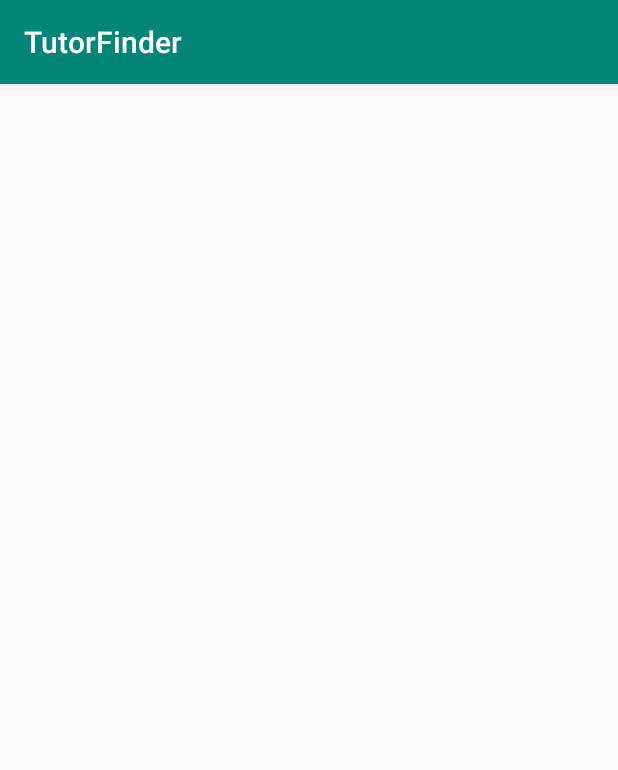
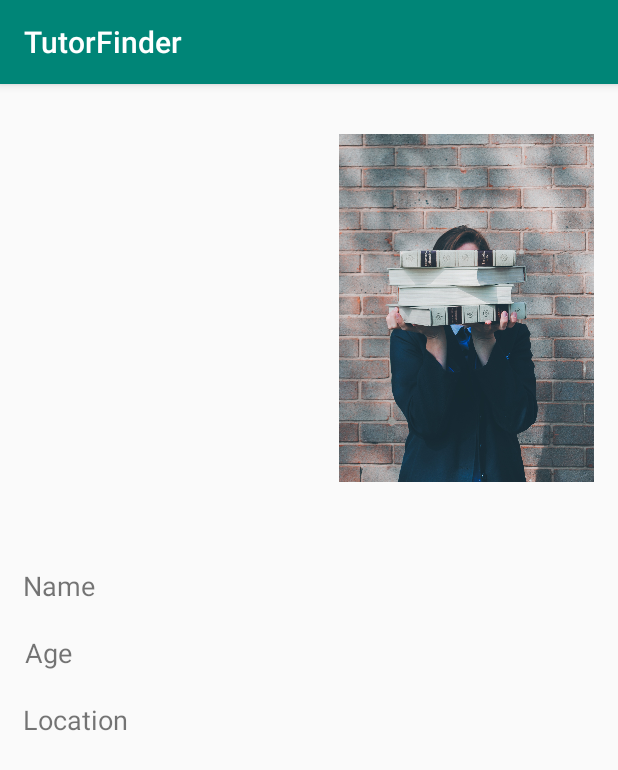
Before and after one commit to yewonjohn/TutorFinder, an Android app: the TutorProfileReadOnly screen opened directly, with no data from a screen before it, on a phone screen of 412 x 824 dp. Shown: the top 770 px of the screen. Run offline under Robolectric (Android 15) with nearby library versions, the phone set to English and light mode, and no system bars.

Commit message:
commit 7??

```diff
--- a/app/src/main/java/com/example/android/tutorfinder/Tutors.kt
+++ b/app/src/main/java/com/example/android/tutorfinder/Tutors.kt
@@ -32,7 +32,7 @@ class Tutors : AppCompatActivity() {
             val selectedItemPosition = parent.getItemIdAtPosition(position)
 
             //intent to profile activity
-            val intent = Intent(this, TutorProfile::class.java)
+            val intent = Intent(this, TutorProfileReadOnly::class.java)
             startActivity(intent)
 
         }
--- a/app/src/main/res/layout/activity_tutor_profile.xml
+++ b/app/src/main/res/layout/activity_tutor_profile.xml
@@ -7,7 +7,7 @@
     tools:context=".TutorProfile">
 
     <ImageView
-        android:id="@+id/imageView2"
+        android:id="@+id/profileImageView"
         android:layout_width="0dp"
         android:layout_height="0dp"
         android:layout_marginStart="226dp"
@@ -32,7 +32,7 @@
         android:text="Name"
         app:layout_constraintEnd_toEndOf="parent"
         app:layout_constraintStart_toStartOf="parent"
-        app:layout_constraintTop_toBottomOf="@+id/imageView2" />
+        app:layout_constraintTop_toBottomOf="@+id/profileImageView" />
 
     <EditText
         android:id="@+id/ageEditText"
--- a/app/src/main/res/layout/activity_tutor_profile_read_only.xml
+++ b/app/src/main/res/layout/activity_tutor_profile_read_only.xml
@@ -6,4 +6,60 @@
     android:layout_height="match_parent"
     tools:context=".TutorProfileReadOnly">
 
+    <ImageView
+        android:id="@+id/profileImageView"
+        android:layout_width="0dp"
+        android:layout_height="0dp"
+        android:layout_marginStart="226dp"
+        android:layout_marginTop="16dp"
+        android:layout_marginEnd="16dp"
+        android:layout_marginBottom="485dp"
+        app:layout_constraintBottom_toBottomOf="parent"
+        app:layout_constraintEnd_toEndOf="parent"
+        app:layout_constraintStart_toStartOf="parent"
+        app:layout_constraintTop_toTopOf="parent"
+        app:srcCompat="@drawable/study_background1" />
+
+    <TextView
+        android:id="@+id/nameTextView"
+        android:layout_width="wrap_content"
+        android:layout_height="wrap_content"
+        android:layout_marginStart="14dp"
+        android:layout_marginTop="39dp"
+        android:layout_marginEnd="182dp"
+        android:ems="10"
+        android:text="Name"
+        android:textSize="18sp"
+        app:layout_constraintEnd_toEndOf="parent"
+        app:layout_constraintStart_toStartOf="parent"
+        app:layout_constraintTop_toBottomOf="@+id/profileImageView" />
+
+    <TextView
+        android:id="@+id/ageTextView"
+        android:layout_width="wrap_content"
+        android:layout_height="wrap_content"
+        android:layout_marginStart="16dp"
+        android:layout_marginTop="20dp"
+        android:layout_marginEnd="182dp"
+        android:ems="10"
+        android:text="Age"
+        android:textSize="18sp"
+        app:layout_constraintEnd_toEndOf="parent"
+        app:layout_constraintStart_toStartOf="parent"
+        app:layout_constraintTop_toBottomOf="@+id/nameTextView" />
+
+    <TextView
+        android:id="@+id/locationTextView"
+        android:layout_width="wrap_content"
+        android:layout_height="wrap_content"
+        android:layout_marginStart="14dp"
+        android:layout_marginTop="20dp"
+        android:layout_marginEnd="182dp"
+        android:ems="10"
+        android:text="Location"
+        android:textSize="18sp"
+        app:layout_constraintEnd_toEndOf="parent"
+        app:layout_constraintStart_toStartOf="parent"
+        app:layout_constraintTop_toBottomOf="@+id/ageTextView" />
+
 </androidx.constraintlayout.widget.ConstraintLayout>
--- a/app/src/main/res/values/strings.xml
+++ b/app/src/main/res/values/strings.xml
@@ -1,3 +1,4 @@
 <resources>
     <string name="app_name">TutorFinder</string>
+
 </resources>
--- /dev/null
+++ b/app/src/main/res/xml/network_security_config.xml
@@ -0,0 +1,6 @@
+<?xml version="1.0" encoding="utf-8"?>
+<network-security-config>
+    <domain-config cleartextTrafficPermitted="true">
+        <domain includeSubdomains="true">https://18.218.244.112:80/parse/</domain>
+    </domain-config>
+</network-security-config>
--- a/build.gradle
+++ b/build.gradle
@@ -8,7 +8,7 @@ buildscript {
 
     }
     dependencies {
-        classpath 'com.android.tools.build:gradle:3.5.3'
+        classpath 'com.android.tools.build:gradle:3.6.1'
         classpath "org.jetbrains.kotlin:kotlin-gradle-plugin:$kotlin_version"
         // NOTE: Do not place your application dependencies here; they belong
         // in the individual module build.gradle files
@@ -19,7 +19,7 @@ allprojects {
     repositories {
         google()
         jcenter()
-
+        maven { url "https://jitpack.io" }
     }
 }
 
```
Also changed, not shown: app/build.gradle (+13 -5 lines), app/src/main/AndroidManifest.xml (+9 -0 lines), app/src/main/java/com/example/android/tutorfinder/MainActivity.kt (+14 -4 lines), app/src/main/java/com/example/android/tutorfinder/ParseStarterApplication.kt (added, +58 -0 lines), gradle/wrapper/gradle-wrapper.properties.
